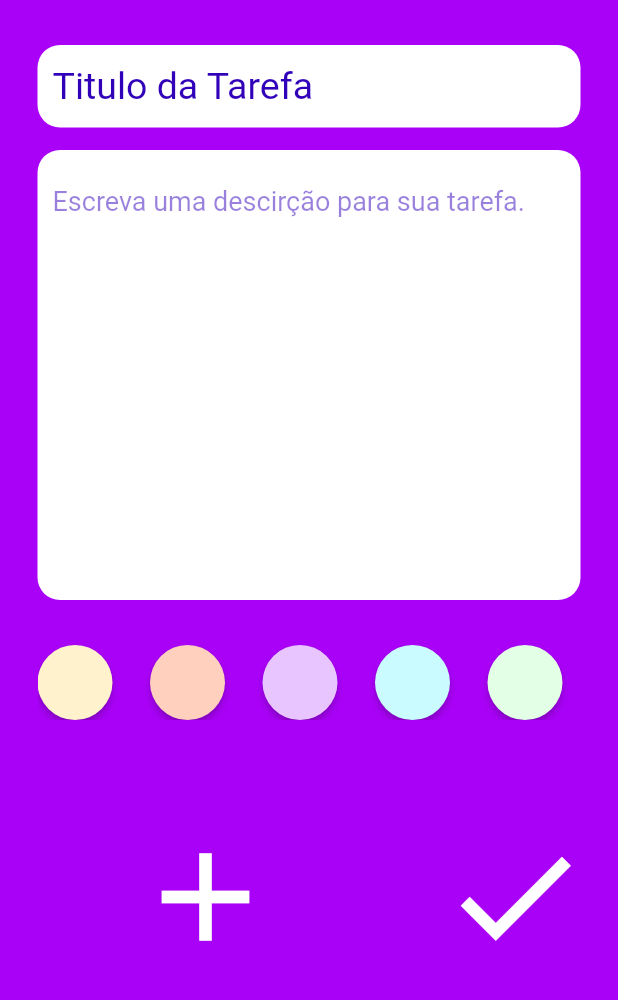
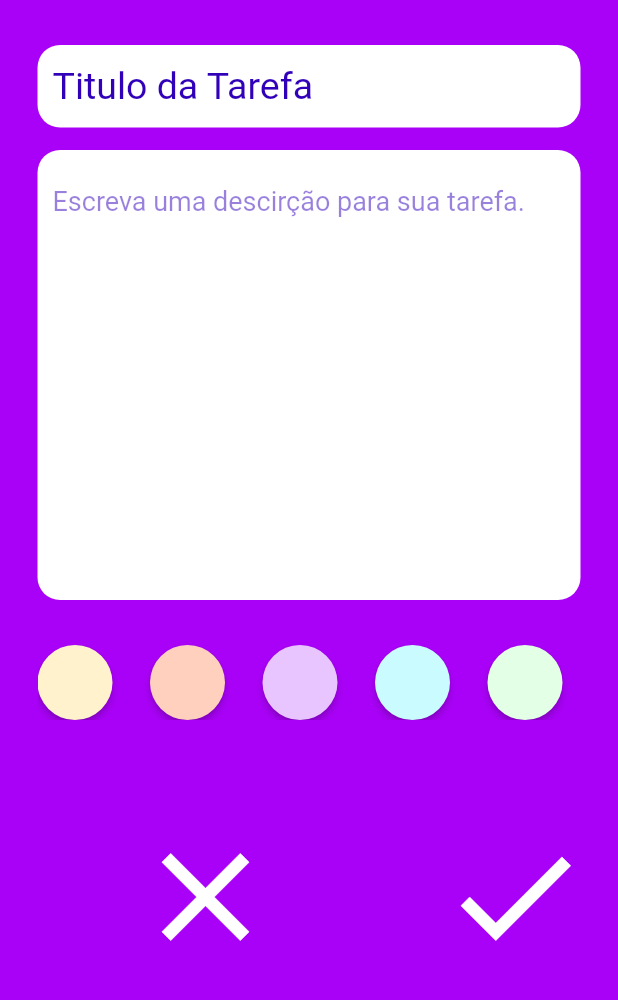
Before and after one commit to juanpablooviedo/equipe-2, a Flutter app: the CadastroTarefa screen opened by its route, on a phone screen of 412 x 824 dp, the part 150-1150 px from its top. Run offline on Flutter 3.47's test engine with Material 2 defaults, Android fonts, the phone set to English and light mode, and no system bars; our stand-ins replace google_fonts; Roboto replaces fonts that are missing (Montserrat-SemiBold, Tahoma).

Commit message:
api Login pronta e de Tarefa meia feita

```diff
--- /dev/null
+++ b/lib/Presenter/tarefa_controller.dart
@@ -0,0 +1,16 @@
+import 'package:flutter/material.dart';
+import 'package:todo_lovepeople/Model/Cadastro%20de%20Tarefa/API_cadastro_tarefa.dart';
+
+class TarefaController extends ChangeNotifier {
+  final TarefaApi _api;
+
+  TarefaController(this._api);
+
+  void createTask(
+      String title, String description, String color, BuildContext context) {
+    print('CONTROLLER');
+    _api.createTask(title, description, color).then((value) {
+      print(value);
+    });
+  }
+}
--- /dev/null
+++ b/lib/Utils/globals.dart
@@ -0,0 +1,3 @@
+library equipe2.globals;
+
+String? token;
--- a/lib/View/Cadastro de Tarefa/tela_cadastro_tarefa.dart
+++ b/lib/View/Cadastro de Tarefa/tela_cadastro_tarefa.dart
@@ -1,4 +1,6 @@
 import 'package:flutter/material.dart';
+import 'package:todo_lovepeople/Presenter/tarefa_controller.dart';
+import 'package:provider/provider.dart';
 
 class CadastroTarefa extends StatefulWidget {
   @override
@@ -9,9 +11,12 @@ class _CadastroTarefaState extends State<CadastroTarefa> {
   final _formKey = GlobalKey<FormState>();
   final _ctrlTitle = TextEditingController();
   final _ctrlDescription = TextEditingController();
+  String _ctrlColor = '0xFFFFF2CC';
 
-  Widget colorButton(Color color) {
-    return Container(
+  Widget colorButton(int color) {
+    return GestureDetector(
+      onTap: () => _ctrlColor = color.toString(),
+      child: Container(
         width: 50,
         margin: EdgeInsets.only(
           right: 25,
@@ -20,8 +25,9 @@ class _CadastroTarefaState extends State<CadastroTarefa> {
           onPressed: () {},
           child: Text(''),
           style: ElevatedButton.styleFrom(
-          primary: color,
+            primary: Color(color),
             shape: CircleBorder(),
+          ),
         ),
       ),
     );
@@ -33,6 +39,8 @@ class _CadastroTarefaState extends State<CadastroTarefa> {
       resizeToAvoidBottomInset: false,
       backgroundColor: Color.fromRGBO(169, 1, 247, 1),
       body: SafeArea(
+        child: Form(
+          key: _formKey,
           child: Column(
             crossAxisAlignment: CrossAxisAlignment.start,
             children: [
@@ -170,16 +178,16 @@ class _CadastroTarefaState extends State<CadastroTarefa> {
                 child: ListView(
                   scrollDirection: Axis.horizontal,
                   children: <Widget>[
-                  colorButton(Color(0xFFFFF2CC)),
-                  colorButton(Color(0xFFffD0BD)),
-                  colorButton(Color(0xFFE8C5FF)),
-                  colorButton(Color(0xFFCAFBFF)),
-                  colorButton(Color(0xFFE3FFE6)),
-                  colorButton(Color(0xFFffeaa7)),
-                  colorButton(Color(0xFFfab1a0)),
-                  colorButton(Color(0xFFa29bfe)),
-                  colorButton(Color(0xFF74b9ff)),
-                  colorButton(Color(0xFF55efc4)),
+                    colorButton(0xFFFFF2CC),
+                    colorButton(0xFFffD0BD),
+                    colorButton(0xFFE8C5FF),
+                    colorButton(0xFFCAFBFF),
+                    colorButton(0xFFE3FFE6),
+                    colorButton(0xFFffeaa7),
+                    colorButton(0xFFfab1a0),
+                    colorButton(0xFFa29bfe),
+                    colorButton(0xFF74b9ff),
+                    colorButton(0xFF55efc4),
                   ],
                 ),
               ),
@@ -193,12 +201,12 @@ class _CadastroTarefaState extends State<CadastroTarefa> {
                     children: [
                       IconButton(
                         icon: Icon(
-                        Icons.add,
+                          Icons.close,
                           size: 100,
                         ),
                         color: Colors.white,
                         onPressed: () {
-                        print(' hello');
+                          Navigator.pop(context);
                         },
                       ),
                       IconButton(
@@ -208,7 +216,8 @@ class _CadastroTarefaState extends State<CadastroTarefa> {
                         ),
                         color: Colors.white,
                         onPressed: () {
-                        print(' hello');
+                          print('ONPRESSED');
+                          _clickButton(context);
                         },
                       ),
                     ],
@@ -218,6 +227,24 @@ class _CadastroTarefaState extends State<CadastroTarefa> {
             ],
           ),
         ),
+      ),
+    );
+  }
+
+  void _clickButton(BuildContext context) {
+    bool formOk = _formKey.currentState!.validate();
+    if (!formOk) {
+      return;
+    }
+    String title = _ctrlTitle.text;
+    String description = _ctrlDescription.text;
+    String color = _ctrlColor;
+    print('(CREATE TASK) CLICKBUTTON');
+    context.read<TarefaController>().createTask(
+          title,
+          description,
+          color,
+          context,
         );
   }
 }
--- a/lib/View/Login/components/login_access.dart
+++ b/lib/View/Login/components/login_access.dart
@@ -197,6 +197,6 @@ class _LoginAccessState extends State<LoginAccess> {
     String password = _ctrlSenha.text;
     String user = _ctrlLogin.text;
     print("login: $user senha: $password");
-    context.read<LoginController>().login(user, password);
+    context.read<LoginController>().login(user, password, context);
   }
 }
```
Also changed, not shown: lib/Model/Cadastro de Tarefa/API_cadastro_tarefa.dart (+7 -5 lines), lib/Model/Login/API_login.dart (+8 -3 lines), lib/Presenter/login_controller.dart (+5 -2 lines), lib/Presenter/tarefa_controler.dart (deleted, +0 -14 lines), lib/main.dart (+12 -2 lines). Lines whose indentation alone changed are shown as unchanged.
